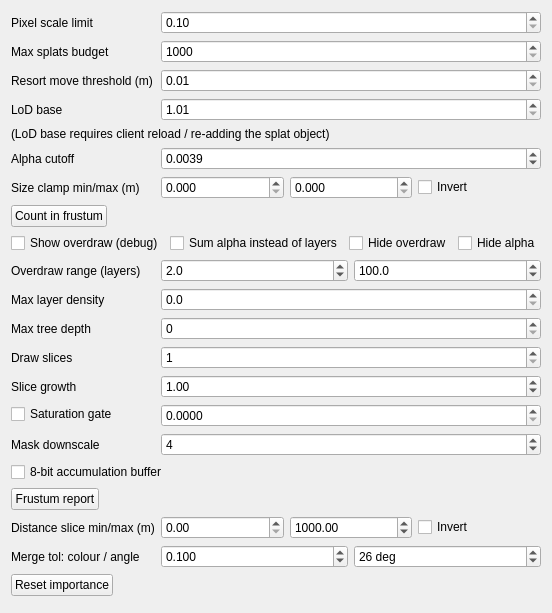
Above: gui_client/GaussianSplatSettingsWidget.ui from russiaman/substrata_robo before the change. Below: the same form after it.
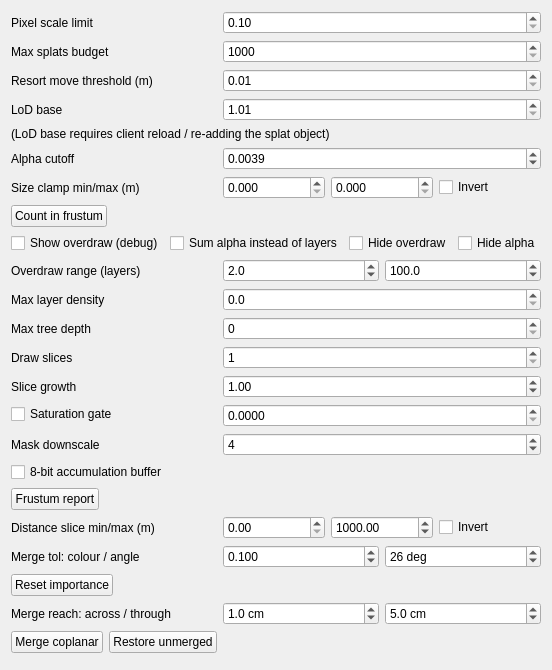
That is the form after the change.

Commit message: gaussian splats: "Merge coplanar" / "Restore unmerged" buttons, and the reach they work to

```diff
--- a/gui_client/GaussianSplatSettingsWidget.ui
+++ b/gui_client/GaussianSplatSettingsWidget.ui
@@ -743,7 +743,124 @@
      </property>
     </widget>
    </item>
-   <item row="21" column="0" colspan="2">
+   <item row="21" column="0">
+    <widget class="QLabel" name="mergeReachLabel">
+     <property name="text">
+      <string>Merge reach: across / through</string>
+     </property>
+     <property name="toolTip">
+      <string>How far the coplanar merge below reaches around each splat, in centimetres of world space. 'across' is measured along the surface, 'through' at right angles to it - so the reach is a thin disc lying in the surface, not a ball. They are separate because they buy different things: collapsing a stack (through) costs no extra area, while reaching sideways (across) widens the replacement and stops paying almost immediately - on a capture with 5 cm splats, 1 cm across is about break-even and 5 cm loses badly. Start with a small 'across' and a generous 'through'.</string>
+     </property>
+    </widget>
+   </item>
+   <item row="21" column="1">
+    <widget class="QWidget" name="mergeReachWidget" native="true">
+     <layout class="QHBoxLayout" name="mergeReachHorizontalLayout">
+      <property name="leftMargin">
+       <number>0</number>
+      </property>
+      <property name="topMargin">
+       <number>0</number>
+      </property>
+      <property name="rightMargin">
+       <number>0</number>
+      </property>
+      <property name="bottomMargin">
+       <number>0</number>
+      </property>
+      <item>
+       <widget class="QDoubleSpinBox" name="mergeAcrossDoubleSpinBox">
+        <property name="suffix">
+         <string> cm</string>
+        </property>
+        <property name="decimals">
+         <number>1</number>
+        </property>
+        <property name="minimum">
+         <double>0.100000000000000</double>
+        </property>
+        <property name="maximum">
+         <double>100.000000000000000</double>
+        </property>
+        <property name="singleStep">
+         <double>0.500000000000000</double>
+        </property>
+        <property name="value">
+         <double>1.000000000000000</double>
+        </property>
+       </widget>
+      </item>
+      <item>
+       <widget class="QDoubleSpinBox" name="mergeThroughDoubleSpinBox">
+        <property name="suffix">
+         <string> cm</string>
+        </property>
+        <property name="decimals">
+         <number>1</number>
+        </property>
+        <property name="minimum">
+         <double>0.100000000000000</double>
+        </property>
+        <property name="maximum">
+         <double>100.000000000000000</double>
+        </property>
+        <property name="singleStep">
+         <double>0.500000000000000</double>
+        </property>
+        <property name="value">
+         <double>5.000000000000000</double>
+        </property>
+       </widget>
+      </item>
+     </layout>
+    </widget>
+   </item>
+   <item row="22" column="0">
+    <widget class="QWidget" name="mergeButtonsWidget" native="true">
+     <layout class="QHBoxLayout" name="mergeButtonsHorizontalLayout">
+      <property name="leftMargin">
+       <number>0</number>
+      </property>
+      <property name="topMargin">
+       <number>0</number>
+      </property>
+      <property name="rightMargin">
+       <number>0</number>
+      </property>
+      <property name="bottomMargin">
+       <number>0</number>
+      </property>
+      <item>
+       <widget class="QPushButton" name="mergeCoplanarPushButton">
+        <property name="text">
+         <string>Merge coplanar</string>
+        </property>
+        <property name="toolTip">
+         <string>Collapses groups of near-duplicate splats - same place, same facing, same colour, within the reach and tolerances above - into one splat each, and rebuilds the LoD trees. A group is only collapsed if the replacement paints less than the members did, so a capture without real stacking is mostly left alone rather than being made worse. Applies to every splat object in the world, takes seconds on a large capture, and does not touch the files: 'Restore unmerged' puts it back. Take a frustum report before and after from the same spot - the "blended" line and the layers-to-saturation figure are the answer, splat count is not.</string>
+        </property>
+       </widget>
+      </item>
+      <item>
+       <widget class="QPushButton" name="restoreUnmergedPushButton">
+        <property name="text">
+         <string>Restore unmerged</string>
+        </property>
+        <property name="toolTip">
+         <string>Puts every merged cloud back to the splats it was loaded with, so the merged and unmerged pictures can be compared from a fixed camera.</string>
+        </property>
+       </widget>
+      </item>
+     </layout>
+    </widget>
+   </item>
+   <item row="22" column="1">
+    <widget class="QLabel" name="mergeCoplanarResultLabel">
+     <property name="text">
+      <string></string>
+     </property>
+    </widget>
+   </item>
+   <item row="23" column="0" colspan="2">
     <spacer name="verticalSpacer">
      <property name="orientation">
       <enum>Qt::Vertical</enum>
```
The commit also changes 5 other files.
